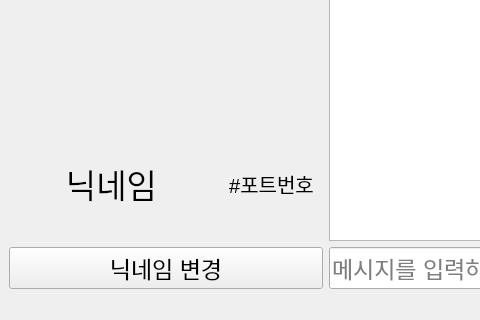
Old version of the form resource/main.ui in the repository chanwoo7/ChattyChatty; both pictures show x 0 to 480 and y 400 to 720 of the 1280 by 720 pixel window.
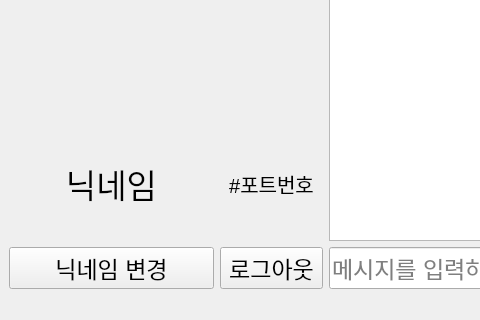
New version of the form. Icons and pictures are not drawn.

Diff of the .ui file:
```diff
--- a/resource/main.ui
+++ b/resource/main.ui
@@ -229,6 +229,8 @@
        </layout>
       </item>
       <item>
+       <layout class="QHBoxLayout" name="hLayout_3_2" stretch="2,1">
+        <item>
        <widget class="QPushButton" name="edit_nickname_pushButton">
         <property name="font">
          <font>
@@ -239,6 +241,20 @@
          <string>닉네임 변경</string>
         </property>
        </widget>
+        </item>
+        <item>
+         <widget class="QPushButton" name="logout_pushButton">
+          <property name="font">
+           <font>
+            <pointsize>17</pointsize>
+           </font>
+          </property>
+          <property name="text">
+           <string>로그아웃</string>
+          </property>
+         </widget>
+        </item>
+       </layout>
       </item>
      </layout>
     </item>
```
Lines whose indentation alone changed are shown as unchanged.
